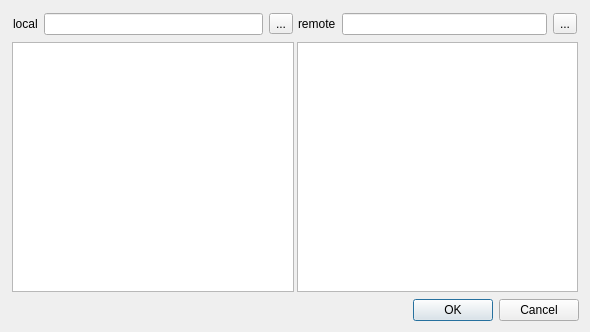
QQxiaoming/quardCRT, file src/sftpwindow/sftpwindow.ui: the form before one commit.
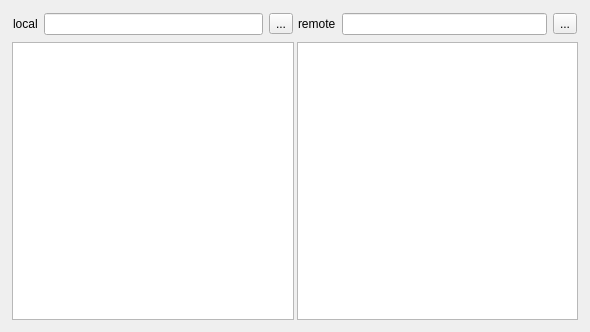
The form after the commit.

Commit message: Implement directory upload and download functionality

The edit to the form file:
```diff
--- a/src/sftpwindow/sftpwindow.ui
+++ b/src/sftpwindow/sftpwindow.ui
@@ -140,16 +140,6 @@
      </widget>
     </widget>
    </item>
-   <item>
-    <widget class="QDialogButtonBox" name="buttonBox">
-     <property name="orientation">
-      <enum>Qt::Horizontal</enum>
-     </property>
-     <property name="standardButtons">
-      <set>QDialogButtonBox::Cancel|QDialogButtonBox::Ok</set>
-     </property>
-    </widget>
-   </item>
   </layout>
  </widget>
  <resources/>
```
Left out of the diff: 35 changed lines with no effect on the pictures. The commit also changes 1 other file.
